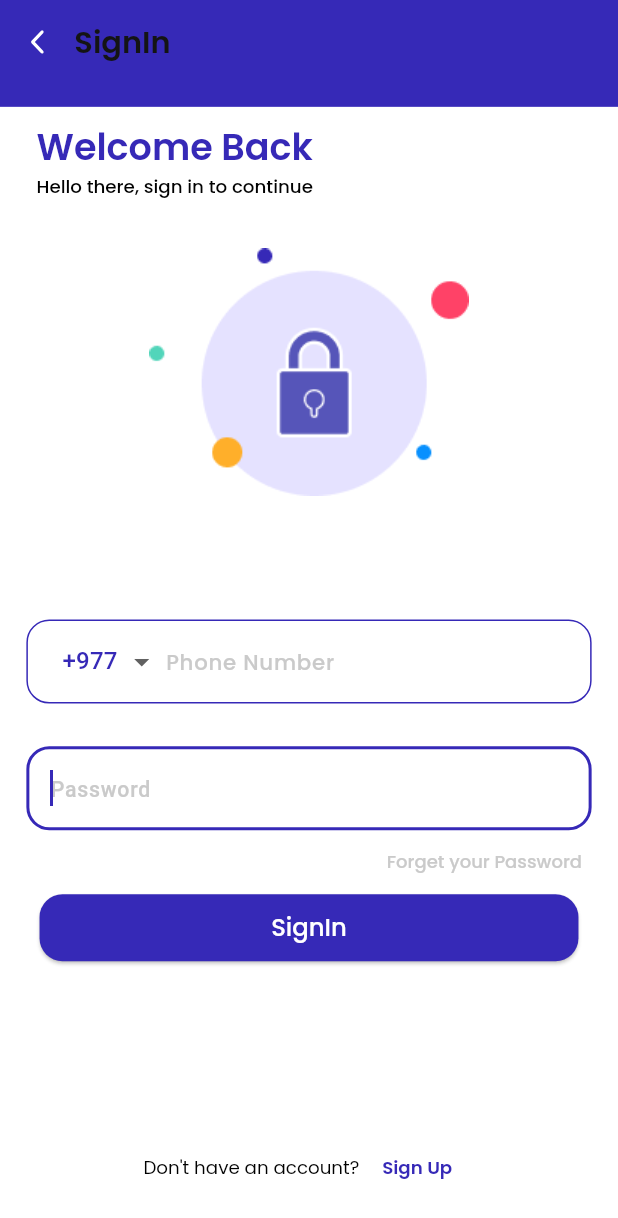
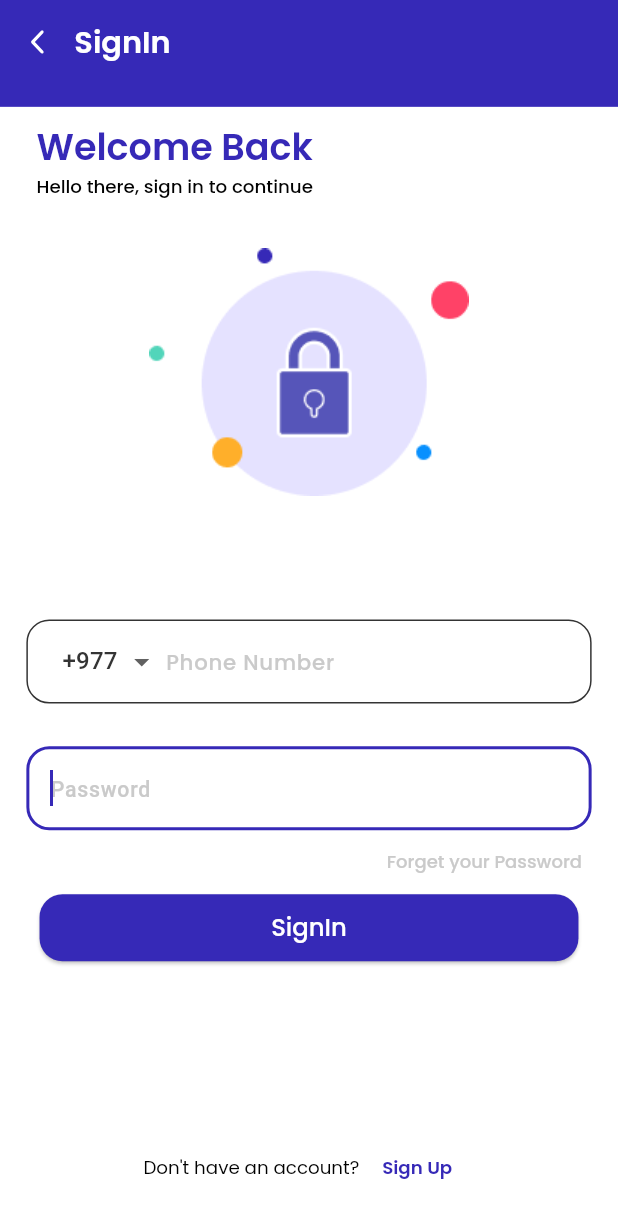
Before and after one commit to Aakanksha507/veda_project, a Flutter app: the screen it shows after launch, on a phone screen of 412 x 824 dp. Shown: the top 1218 px of the screen. Run offline on Flutter 3.47's test engine with Material 3 defaults, Android fonts, the phone set to English and light mode, and no system bars; drawn by our look-alikes of intl_phone_number_input; our stand-ins replace cached_network_image, dio, flutter_riverpod, flutter_screenutil, flutter_svg, google_fonts and 2 more; accounts and stored records are empty; generated files the repository leaves out were written again.

Commit message:
Done DArk Theme and Lighttheme in all Screen

```diff
--- a/lib/features/button_widgets/custom_button_widget.dart
+++ b/lib/features/button_widgets/custom_button_widget.dart
@@ -19,11 +19,12 @@ class CustomButtonWidget extends StatelessWidget {
 
   @override
   Widget build(BuildContext context) {
+    final theme = Theme.of(context);
     return ElevatedButton(
       onPressed: isEnabled ? onTap : null,
       style: ElevatedButton.styleFrom(
         backgroundColor:
-            isEnabled ? bgColorBtn ?? AppColor.primary1 : AppColor.primary3,
+            isEnabled ? bgColorBtn ?? theme.primaryColor : theme.scaffoldBackgroundColor,
         minimumSize: Size(327.w, 44.h),
         shape: RoundedRectangleBorder(
           borderRadius: BorderRadius.circular(15.r),
--- a/lib/features/button_widgets/cutom_toggle_switch_widget.dart
+++ b/lib/features/button_widgets/cutom_toggle_switch_widget.dart
@@ -1,5 +1,6 @@
 import 'package:flutter/material.dart';
 import 'package:flutter_riverpod/flutter_riverpod.dart';
+import 'package:myflutterapp/AppColor/app_color.dart';
 import 'package:myflutterapp/theme/theme_preference.dart';
 
 class CutomToggleSwitchWidget extends ConsumerStatefulWidget{
@@ -18,7 +19,7 @@ class _CutomToggleSwitchWidgetState extends ConsumerState<CutomToggleSwitchWidge
     return IconButton(
       icon: Icon(
         isDark? Icons.dark_mode : Icons.light_mode,
-        color: isDark ? Colors.amber: Colors.white,
+        color: isDark ? AppColor.semantic3: AppColor.neutral6,
       ),
       onPressed:() async {
         final newMode = isDark ? ThemeMode.light : ThemeMode.dark;
--- a/lib/features/homepage/screen_widgets/app_bar_widget.dart
+++ b/lib/features/homepage/screen_widgets/app_bar_widget.dart
@@ -33,7 +33,6 @@ class AppBarWidget extends StatelessWidget{
                 color:txtColor ?? Theme.of(context).appBarTheme.titleTextStyle?.color,
             ),
 
-
         ),
         leadingWidth: 16.w,
 
--- a/lib/features/homepage/screen_widgets/background_layout_widget.dart
+++ b/lib/features/homepage/screen_widgets/background_layout_widget.dart
@@ -51,13 +51,13 @@ class BackgroundLayoutWidget extends StatelessWidget{
                 children: [
                   Container(
                   decoration: BoxDecoration(
-                    color: Color(0xff3629B7)
+                    color: Theme.of(context).primaryColor,
                   ),
 
                   child: Container(
                     margin: whiteContainerHeight?? EdgeInsets.only(top: 15.h),
                     decoration: BoxDecoration(
-                      color: AppColor.neutral6,
+                      color: Theme.of(context).scaffoldBackgroundColor,
                       borderRadius: BorderRadius.only( topLeft: Radius.circular(30.r),
                        topRight: Radius.circular(30.r)),
                     ),
--- a/lib/features/homepage/screens/beneficiary/beneficiary.dart
+++ b/lib/features/homepage/screens/beneficiary/beneficiary.dart
@@ -100,7 +100,7 @@ class _BeneficiaryState extends State<Beneficiary> {
       appBar: AppBar(
         automaticallyImplyLeading: false,
         title: AppBarWidget(mainTxt: loc.beneficiary),
-        backgroundColor: AppColor.primary1,
+        backgroundColor:Theme.of(context).primaryColor,
       ),
       body: SafeArea(
         child: SingleChildScrollView(
@@ -111,7 +111,7 @@ class _BeneficiaryState extends State<Beneficiary> {
                   Container(
                     width: 375.w,
                     height: 700.h,
-                    decoration: BoxDecoration(color: AppColor.primary1),
+                    decoration: BoxDecoration(color:Theme.of(context).primaryColor),
                     child: Container(
                       height: 641.h,
                       width: 375.w,
--- a/lib/features/homepage/screens/credit_card.dart
+++ b/lib/features/homepage/screens/credit_card.dart
@@ -132,7 +132,7 @@ class _CreditCardState extends State<CreditCard> {
       ),
       body: SingleChildScrollView(
         child: Container(
-          color: AppColor.primary1,
+          color: Theme.of(context).primaryColor,
           child: Container(
             margin: EdgeInsets.only(top: 24.h),
             decoration: BoxDecoration(
@@ -208,6 +208,7 @@ class _CreditCardState extends State<CreditCard> {
                                 style: TextStyle(
                                   fontSize: 16.sp,
                                   fontWeight: FontWeight.bold,
+                                  color: Theme.of(context).primaryColor,
                                 ),
                               ),
                               Text(
--- a/lib/features/homepage/screens/transactions/add_expenses.dart
+++ b/lib/features/homepage/screens/transactions/add_expenses.dart
@@ -39,7 +39,7 @@ class _AddExpensesState extends State<AddExpenses> {
         automaticallyImplyLeading: false,
         title: AppBarWidget(
           mainTxt: loc.addExpenses,
-          bgColor: AppColor.primary1,
+          bgColor:Theme.of(context).primaryColor,
           txtColor: Color(0xFFFFFFFF),
           iconColor: Color(0xFFFFFFFF),
           onTap: () {
@@ -49,7 +49,7 @@ class _AddExpensesState extends State<AddExpenses> {
             );
           },
         ),
-        backgroundColor: AppColor.primary1,
+        backgroundColor:Theme.of(context).primaryColor,
       ),
       body: Container(
         color: Color(0xFFFFFFFF),
@@ -89,7 +89,7 @@ class _AddExpensesState extends State<AddExpenses> {
                 padding: EdgeInsets.all(55.w),
                 child: CustomButtonWidget(
                   btnText: loc.addExpenses,
-                  bgColorBtn: AppColor.primary1,
+                  bgColorBtn: Theme.of(context).primaryColor,
                   onTap: () async {
                     if (_formkey.currentState!.validate()) {
                       final description = descriptionController.text.trim();
--- a/lib/features/homepage/screens/transactions/edit_expenses.dart
+++ b/lib/features/homepage/screens/transactions/edit_expenses.dart
@@ -85,7 +85,7 @@ class _EditExpensesState extends State<EditExpenses> {
         automaticallyImplyLeading: false,
         title: AppBarWidget(
           mainTxt: loc.editExpenses,
-          bgColor: AppColor.primary1,
+          bgColor: Theme.of(context).primaryColor,
           txtColor: Color(0xFFFFFFFF),
           iconColor: Color(0xFFFFFFFF),
           onTap: () {
@@ -95,7 +95,7 @@ class _EditExpensesState extends State<EditExpenses> {
             );
           },
         ),
-        backgroundColor: AppColor.primary1,
+        backgroundColor: Theme.of(context).primaryColor,
       ),
       body: Container(
         color: Color(0xFFFFFFFF),
@@ -136,7 +136,7 @@ class _EditExpensesState extends State<EditExpenses> {
                 padding: EdgeInsets.all(55.w),
                 child: CustomButtonWidget(
                   btnText:  loc.editExpenses,
-                  bgColorBtn: AppColor.primary1,
+                  bgColorBtn: Theme.of(context).primaryColor,
                   onTap:
                       isEdited
                           ? () async {
--- a/lib/features/homepage/screens/transactions/transaction_report.dart
+++ b/lib/features/homepage/screens/transactions/transaction_report.dart
@@ -82,7 +82,7 @@ class _TransactionReportState extends State<TransactionReport> {
         automaticallyImplyLeading: false,
         title: AppBarWidget(
           mainTxt: loc.transactionReport,
-          bgColor: AppColor.primary1,
+          bgColor: Theme.of(context).appBarTheme.backgroundColor,
           txtColor: Color(0xFFFFFFFF),
           iconColor: Color(0xFFFFFFFF),
           onTap: () {
@@ -92,12 +92,12 @@ class _TransactionReportState extends State<TransactionReport> {
             );
           },
         ),
-        backgroundColor: AppColor.primary1,
+        backgroundColor: Theme.of(context).primaryColor,
       ),
       body: SingleChildScrollView(
         child: Stack(
           children: [
-            Container(color: AppColor.primary1, height: 200.h),
+            Container(color: Theme.of(context).primaryColor, height: 200.h),
             Container(
               margin: EdgeInsets.only(top: 108.h),
 
--- a/lib/features/widget/profile_username_widget.dart
+++ b/lib/features/widget/profile_username_widget.dart
@@ -1,7 +1,7 @@
+import 'package:flutter/material.dart';
 import 'package:flutter/widgets.dart';
 import 'package:flutter_screenutil/flutter_screenutil.dart';
 import 'package:myflutterapp/features/widget/text_widget.dart';
-import 'package:myflutterapp/AppColor/app_color.dart';
 class ProfileUsernameWidget extends StatelessWidget{
 
   final String username;
@@ -21,7 +21,7 @@ class ProfileUsernameWidget extends StatelessWidget{
     overflow: TextOverflow.ellipsis,
      fontWeight:txtFontWeight?? FontWeight.w600 ,
       fontSize: 16.sp,
-       txtColor:txtColor?? AppColor.primary1
+       txtColor:txtColor?? Theme.of(context).colorScheme.primary
        );
   }
 }
--- a/lib/theme/theme.dart
+++ b/lib/theme/theme.dart
@@ -6,11 +6,10 @@ class AppTheme {
     return ThemeData(
       brightness: Brightness.light,
       primaryColor: Color(0xFF3629B7),
-
-      scaffoldBackgroundColor: Color(0xFFFFFFFF),
+      scaffoldBackgroundColor: AppColor.neutral6,
       appBarTheme: const AppBarTheme(
         backgroundColor: AppColor.primary1,
-        titleTextStyle: TextStyle(color: Color.fromARGB(255, 20, 20, 20)),
+        titleTextStyle: TextStyle(color: AppColor.neutral6),
       ),
       bottomNavigationBarTheme: BottomNavigationBarThemeData(
         backgroundColor: AppColor.neutral6,
@@ -22,11 +21,11 @@ class AppTheme {
         primary: AppColor.primary1,
         onPrimary: AppColor.neutral6,
         secondary: AppColor.neutral6,
-        onSecondary: AppColor.neutral6,
+        onSecondary: AppColor.neutral1,
         error: AppColor.primary1,
-        onError: AppColor.primary1,
+        onError: AppColor.neutral6,
         surface: AppColor.primary4,
-        onSurface: AppColor.primary1,
+        onSurface: AppColor.neutral1,
       ),
     );
   }
@@ -34,26 +33,27 @@ class AppTheme {
   static ThemeData darkTheme() {
     return ThemeData(
       brightness: Brightness.dark,
-      primaryColor: Color(0xFF3629B7),
-      scaffoldBackgroundColor: AppColor.neutral1,
+      primaryColor: AppColor.neutral1,
+      scaffoldBackgroundColor: AppColor.neutral3,
       appBarTheme: AppBarTheme(
         backgroundColor: AppColor.neutral1,
-        titleTextStyle: TextStyle(color: Colors.blue),
+        titleTextStyle: TextStyle(color:AppColor.neutral6),
       ),
       bottomNavigationBarTheme: BottomNavigationBarThemeData(
         selectedItemColor: AppColor.primary2,
         unselectedItemColor: AppColor.neutral6,
+        backgroundColor: AppColor.neutral1
       ),
       colorScheme: ColorScheme(
         brightness: Brightness.dark,
         primary: AppColor.neutral1,
-        onPrimary: AppColor.neutral5,
+        onPrimary: AppColor.neutral6,
         secondary: AppColor.neutral4,
-        onSecondary: AppColor.neutral4,
-        error:  Colors.red,
+        onSecondary: AppColor.neutral6,
+        error: const Color.fromARGB(255, 19, 18, 18),
         onError: Colors.red,
-        surface: AppColor.neutral1,
-        onSurface: AppColor.primary1,
+        surface: AppColor.neutral5,
+        onSurface: AppColor.neutral1,
       ),
     );
   }
```
Also changed, not shown: lib/Api/api.dart (+46 -40 lines), lib/features/homepage/screens/beneficiary/edit_beneficary.dart (+4 -4 lines), lib/features/homepage/screens/setting_screen.dart (+5 -3 lines).
